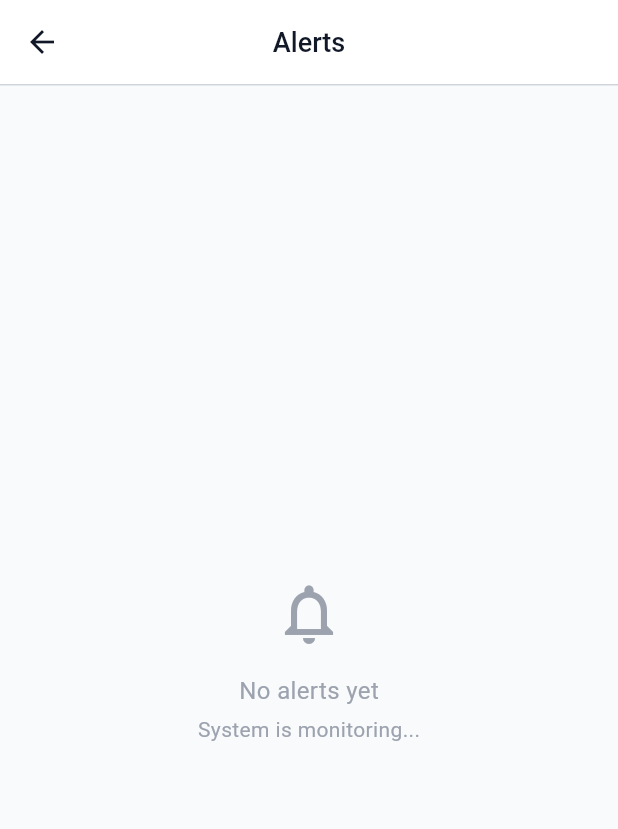
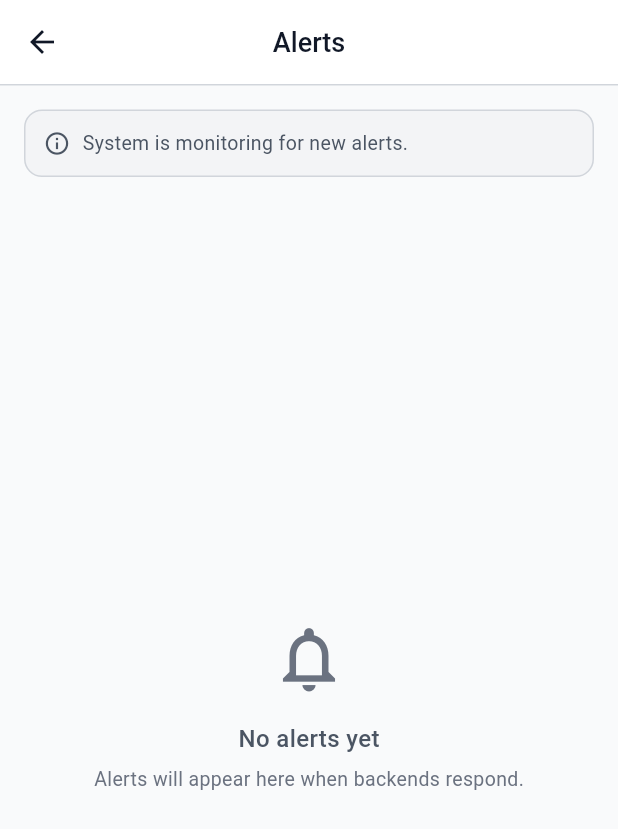
Before and after one commit to hamza-sanaullah/Hydrobot-FlutterApp, a Flutter app: the AlertsScreen screen opened directly, on a phone screen of 412 x 824 dp. Shown: the top 829 px of the screen. Run offline on Flutter 3.47's test engine with Material 3 defaults, Android fonts, the phone set to English and light mode, and no system bars; our stand-ins replace fl_chart; network calls fail.

```diff
--- a/lib/config/api_config.dart
+++ b/lib/config/api_config.dart
@@ -2,7 +2,7 @@ class ApiConfig {
   // InfluxDB Configuration
   static const String influxUrl = 'http://localhost:8086';
   static const String influxToken =
-      'kHo6fLeoZblCQVevonnHVHNLWr5vHTBrfl1eO6tBFuEqxr4HNAuGS9fOZLcffBaHY2g1GUNRa93EGYpYCOpALA==';
+      'YWIhRpnw7LrSH6VOlH0iYA0fEvg91DobZJnEO6qbHK5Lp2BpmUVVfeGpmp9KtxAJKn90hGKUqWYXb2qo_F2yJw==';
   static const String influxOrg = 'Hydrobot';
   static const String bucketRaw = 'raw_sensors';
   static const String bucketProcessed = 'processed_results';
--- a/lib/screens/alerts_screen.dart
+++ b/lib/screens/alerts_screen.dart
@@ -70,38 +70,71 @@ class AlertsScreen extends StatelessWidget {
       ),
       body: Consumer<HydrobotProvider>(
         builder: (context, provider, child) {
-          if (provider.alerts.isEmpty) {
-            return const Center(
+          return Column(
+            children: [
+              Container(
+                width: double.infinity,
+                padding: const EdgeInsets.all(12),
+                margin: const EdgeInsets.fromLTRB(16, 16, 16, 0),
+                decoration: BoxDecoration(
+                  color: AppTheme.gray100,
+                  borderRadius: BorderRadius.circular(12),
+                  border: Border.all(color: AppTheme.gray300),
+                ),
+                child: Row(
+                  children: [
+                    const Icon(
+                      Icons.info_outline,
+                      size: 18,
+                      color: AppTheme.gray600,
+                    ),
+                    const SizedBox(width: 8),
+                    Expanded(
+                      child: Text(
+                        provider.notificationsEnabled
+                            ? 'System is monitoring for new alerts.'
+                            : 'Notifications are disabled. Enable to receive alerts.',
+                        style: const TextStyle(
+                          fontSize: 13,
+                          color: AppTheme.gray600,
+                        ),
+                      ),
+                    ),
+                  ],
+                ),
+              ),
+              Expanded(
+                child: provider.alerts.isEmpty
+                    ? const Center(
                         child: Column(
                           mainAxisAlignment: MainAxisAlignment.center,
                           children: [
                             Icon(
                               Icons.notifications_none,
-                    size: 48,
-                    color: AppTheme.gray400,
+                              size: 52,
+                              color: AppTheme.gray500,
                             ),
                             SizedBox(height: 16),
                             Text(
                               'No alerts yet',
                               style: TextStyle(
                                 fontSize: 16,
-                      color: AppTheme.gray400,
+                                color: AppTheme.gray600,
+                                fontWeight: FontWeight.w500,
                               ),
                             ),
-                  SizedBox(height: 4),
+                            SizedBox(height: 6),
                             Text(
-                    'System is monitoring...',
+                              'Alerts will appear here when backends respond.',
                               style: TextStyle(
-                      fontSize: 14,
-                      color: AppTheme.gray400,
+                                fontSize: 13,
+                                color: AppTheme.gray500,
                               ),
                             ),
                           ],
                         ),
-            );
-          }
-
-          return ListView.builder(
+                      )
+                    : ListView.builder(
                         padding: const EdgeInsets.all(16),
                         itemCount: provider.alerts.length,
                         itemBuilder: (context, index) {
@@ -113,12 +146,16 @@ class AlertsScreen extends StatelessWidget {
                               Navigator.push(
                                 context,
                                 MaterialPageRoute(
-                      builder: (context) => AlertDetailScreen(alert: alert),
+                                  builder: (context) =>
+                                      AlertDetailScreen(alert: alert),
                                 ),
                               );
                             },
                           );
                         },
+                      ),
+              ),
+            ],
           );
         },
       ),
```
Also changed, not shown: lib/providers/hydrobot_provider.dart (+72 -32 lines), lib/screens/settings_screen.dart (+29 -15 lines), lib/services/fhd_service.dart (+3 -7 lines), lib/services/influxdb_service.dart (+13 -2 lines), 17 other files. Lines whose indentation alone changed are shown as unchanged.
